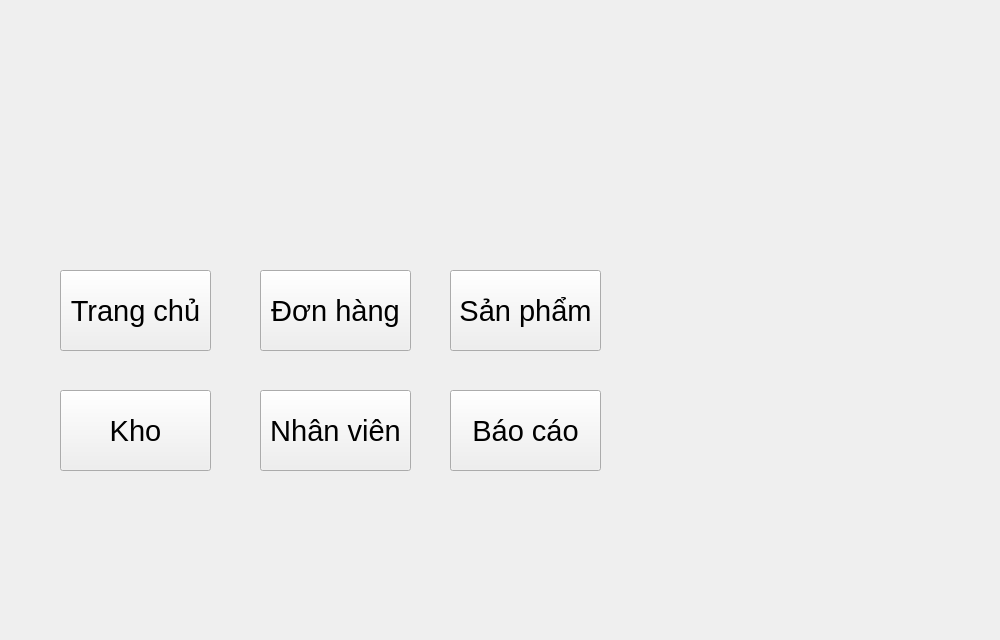
Before: the Qt Designer form coffee_shop_management_system/coffee_shop_management_system/GUI/HomeWidget.ui in PhucHoang200/coffee-shop-management-system, drawn with Qt 5.
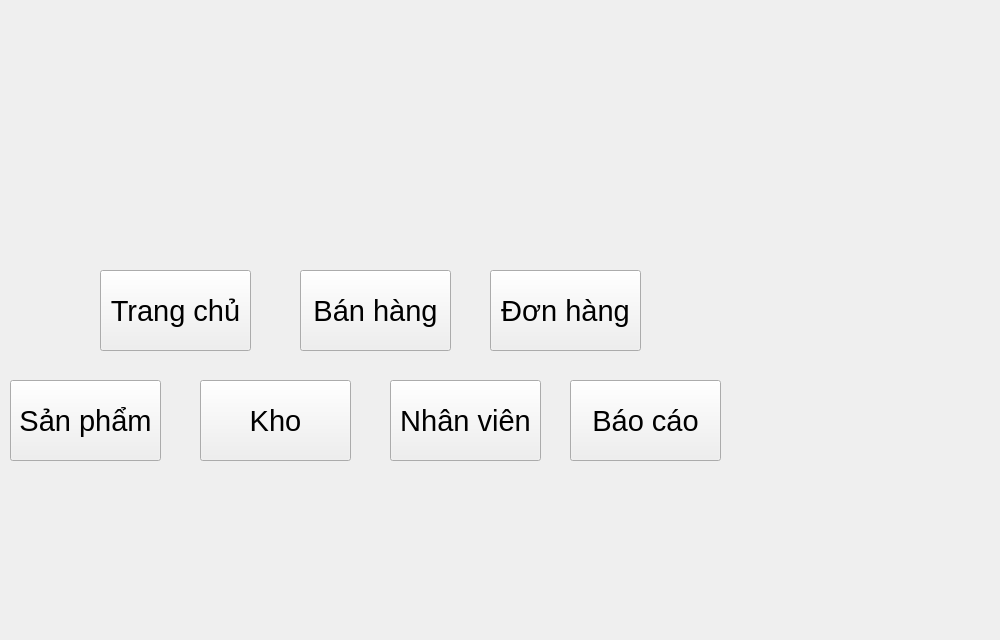
After: the same form once the commit is applied.

The edit to the form file:
```diff
--- a/coffee_shop_management_system/coffee_shop_management_system/GUI/HomeWidget.ui
+++ b/coffee_shop_management_system/coffee_shop_management_system/GUI/HomeWidget.ui
@@ -16,7 +16,7 @@
   <widget class="QPushButton" name="button1">
    <property name="geometry">
     <rect>
-     <x>60</x>
+     <x>100</x>
      <y>270</y>
      <width>151</width>
      <height>81</height>
@@ -34,7 +34,7 @@
   <widget class="QPushButton" name="button2">
    <property name="geometry">
     <rect>
-     <x>260</x>
+     <x>300</x>
      <y>270</y>
      <width>151</width>
      <height>81</height>
@@ -46,14 +46,14 @@
     </font>
    </property>
    <property name="text">
-    <string>Đơn hàng</string>
+    <string>Bán hàng</string>
    </property>
   </widget>
   <widget class="QPushButton" name="button3">
    <property name="geometry">
     <rect>
-     <x>450</x>
-     <y>270</y>
+     <x>10</x>
+     <y>380</y>
      <width>151</width>
      <height>81</height>
     </rect>
@@ -70,8 +70,8 @@
   <widget class="QPushButton" name="button6">
    <property name="geometry">
     <rect>
-     <x>450</x>
-     <y>390</y>
+     <x>570</x>
+     <y>380</y>
      <width>151</width>
      <height>81</height>
     </rect>
@@ -88,8 +88,8 @@
   <widget class="QPushButton" name="button5">
    <property name="geometry">
     <rect>
-     <x>260</x>
-     <y>390</y>
+     <x>390</x>
+     <y>380</y>
      <width>151</width>
      <height>81</height>
     </rect>
@@ -106,8 +106,8 @@
   <widget class="QPushButton" name="button4">
    <property name="geometry">
     <rect>
-     <x>60</x>
-     <y>390</y>
+     <x>200</x>
+     <y>380</y>
      <width>151</width>
      <height>81</height>
     </rect>
@@ -121,6 +121,24 @@
     <string>Kho</string>
    </property>
   </widget>
+  <widget class="QPushButton" name="button7">
+   <property name="geometry">
+    <rect>
+     <x>490</x>
+     <y>270</y>
+     <width>151</width>
+     <height>81</height>
+    </rect>
+   </property>
+   <property name="font">
+    <font>
+     <pointsize>22</pointsize>
+    </font>
+   </property>
+   <property name="text">
+    <string>Đơn hàng</string>
+   </property>
+  </widget>
  </widget>
  <layoutdefault spacing="6" margin="11"/>
  <resources/>
```
